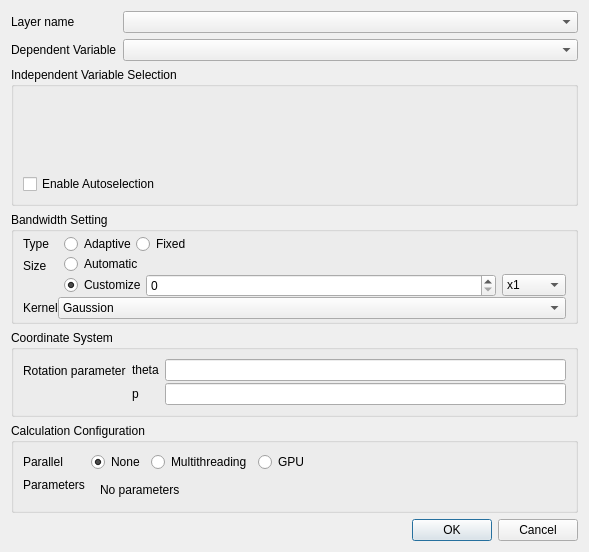
Before: the Qt Designer form gwmgwroptionsdialog.ui in GWmodel-Lab/GWmodelS, drawn with Qt 5.
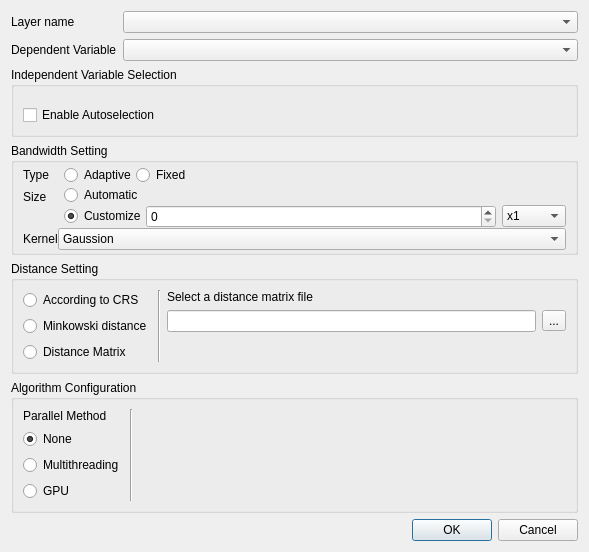
After: the same form once the commit is applied. Custom widgets are drawn as their Qt base class.

Commit message: 新增：Minkowski 距离

```diff
--- a/gwmgwroptionsdialog.ui
+++ b/gwmgwroptionsdialog.ui
@@ -339,10 +339,68 @@
    </item>
    <item>
     <widget class="QGroupBox" name="groupBox_3">
+     <property name="sizePolicy">
+      <sizepolicy hsizetype="Preferred" vsizetype="Preferred">
+       <horstretch>0</horstretch>
+       <verstretch>0</verstretch>
+      </sizepolicy>
+     </property>
      <property name="title">
-      <string>Coordinate System</string>
+      <string>Distance Setting</string>
      </property>
+     <layout class="QHBoxLayout" name="horizontalLayout_2">
+      <item>
+       <layout class="QVBoxLayout" name="verticalLayout_2">
+        <item>
+         <widget class="QRadioButton" name="radioButton">
+          <property name="text">
+           <string>According to CRS</string>
+          </property>
+         </widget>
+        </item>
+        <item>
+         <widget class="QRadioButton" name="radioButton_2">
+          <property name="text">
+           <string>Minkowski distance</string>
+          </property>
+         </widget>
+        </item>
+        <item>
+         <widget class="QRadioButton" name="radioButton_3">
+          <property name="text">
+           <string>Distance Matrix</string>
+          </property>
+         </widget>
+        </item>
+       </layout>
+      </item>
+      <item>
+       <widget class="Line" name="line">
+        <property name="orientation">
+         <enum>Qt::Vertical</enum>
+        </property>
+       </widget>
+      </item>
+      <item>
+       <widget class="QStackedWidget" name="stackedWidget_2">
+        <property name="currentIndex">
+         <number>2</number>
+        </property>
+        <widget class="QWidget" name="mCRSDistPage"/>
+        <widget class="QWidget" name="mMinkowskiDistPage">
      <layout class="QFormLayout" name="formLayout_2">
+          <property name="leftMargin">
+           <number>0</number>
+          </property>
+          <property name="topMargin">
+           <number>0</number>
+          </property>
+          <property name="rightMargin">
+           <number>0</number>
+          </property>
+          <property name="bottomMargin">
+           <number>0</number>
+          </property>
       <item row="0" column="0">
        <widget class="QLabel" name="label_4">
         <property name="sizePolicy">
@@ -391,6 +449,56 @@
       </item>
      </layout>
     </widget>
+        <widget class="QWidget" name="mDistMatrixDistPage">
+         <layout class="QGridLayout" name="gridLayout">
+          <property name="leftMargin">
+           <number>0</number>
+          </property>
+          <property name="topMargin">
+           <number>0</number>
+          </property>
+          <property name="rightMargin">
+           <number>0</number>
+          </property>
+          <property name="bottomMargin">
+           <number>0</number>
+          </property>
+          <item row="1" column="0">
+           <widget class="QLineEdit" name="mDistMatrixFileNameEdit"/>
+          </item>
+          <item row="1" column="1">
+           <widget class="QToolButton" name="mDistMatrixFileOpenBtn">
+            <property name="text">
+             <string>...</string>
+            </property>
+           </widget>
+          </item>
+          <item row="0" column="0">
+           <widget class="QLabel" name="label_14">
+            <property name="text">
+             <string>Select a distance matrix file</string>
+            </property>
+           </widget>
+          </item>
+          <item row="2" column="0">
+           <spacer name="verticalSpacer">
+            <property name="orientation">
+             <enum>Qt::Vertical</enum>
+            </property>
+            <property name="sizeHint" stdset="0">
+             <size>
+              <width>20</width>
+              <height>5</height>
+             </size>
+            </property>
+           </spacer>
+          </item>
+         </layout>
+        </widget>
+       </widget>
+      </item>
+     </layout>
+    </widget>
    </item>
    <item>
     <widget class="QGroupBox" name="groupBox_4">
@@ -401,18 +509,18 @@
       </sizepolicy>
      </property>
      <property name="title">
-      <string>Calculation Configuration</string>
+      <string>Algorithm Configuration</string>
      </property>
-     <layout class="QFormLayout" name="formLayout_7">
-      <item row="0" column="0">
+     <layout class="QHBoxLayout" name="horizontalLayout_3">
+      <item>
+       <layout class="QVBoxLayout" name="verticalLayout_5">
+        <item>
        <widget class="QLabel" name="label_7">
         <property name="text">
-         <string>Parallel</string>
+           <string>Parallel Method</string>
         </property>
        </widget>
       </item>
-      <item row="0" column="1">
-       <layout class="QHBoxLayout" name="horizontalLayout_7">
         <item>
          <widget class="QRadioButton" name="mCalcParallelNoneRadio">
           <property name="sizePolicy">
@@ -455,38 +563,16 @@
           </property>
          </widget>
         </item>
-        <item>
-         <spacer name="horizontalSpacer_2">
-          <property name="orientation">
-           <enum>Qt::Horizontal</enum>
-          </property>
-          <property name="sizeHint" stdset="0">
-           <size>
-            <width>40</width>
-            <height>20</height>
-           </size>
-          </property>
-         </spacer>
-        </item>
        </layout>
       </item>
-      <item row="1" column="0">
-       <widget class="QLabel" name="label_10">
-        <property name="sizePolicy">
-         <sizepolicy hsizetype="Preferred" vsizetype="Fixed">
-          <horstretch>0</horstretch>
-          <verstretch>0</verstretch>
-         </sizepolicy>
-        </property>
-        <property name="text">
-         <string>Parameters</string>
-        </property>
-        <property name="alignment">
-         <set>Qt::AlignLeading|Qt::AlignLeft|Qt::AlignVCenter</set>
+      <item>
+       <widget class="Line" name="line_2">
+        <property name="orientation">
+         <enum>Qt::Vertical</enum>
         </property>
        </widget>
       </item>
-      <item row="1" column="1">
+      <item>
        <widget class="QStackedWidget" name="stackedWidget">
         <property name="currentIndex">
          <number>0</number>
@@ -499,13 +585,6 @@
           <property name="bottomMargin">
            <number>0</number>
           </property>
-          <item>
-           <widget class="QLabel" name="label_11">
-            <property name="text">
-             <string>No parameters</string>
-            </property>
-           </widget>
-          </item>
          </layout>
         </widget>
         <widget class="QWidget" name="page_3">
```
Lines whose indentation alone changed are shown as unchanged. The commit also changes 2 other files.
